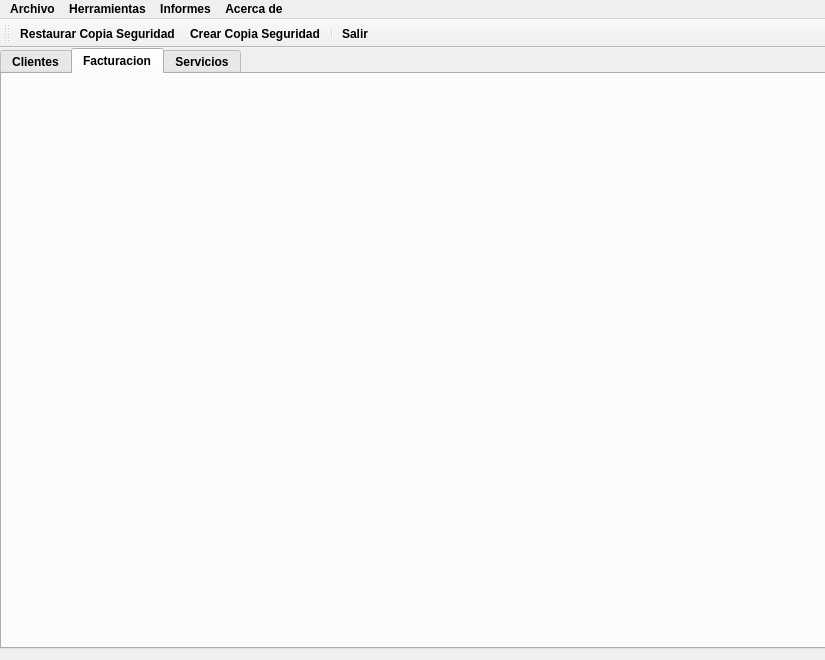
Before: the Qt Designer form ventMain.ui in gebreGL/DIRegistro-gutierrezlopez, drawn with Qt 5.
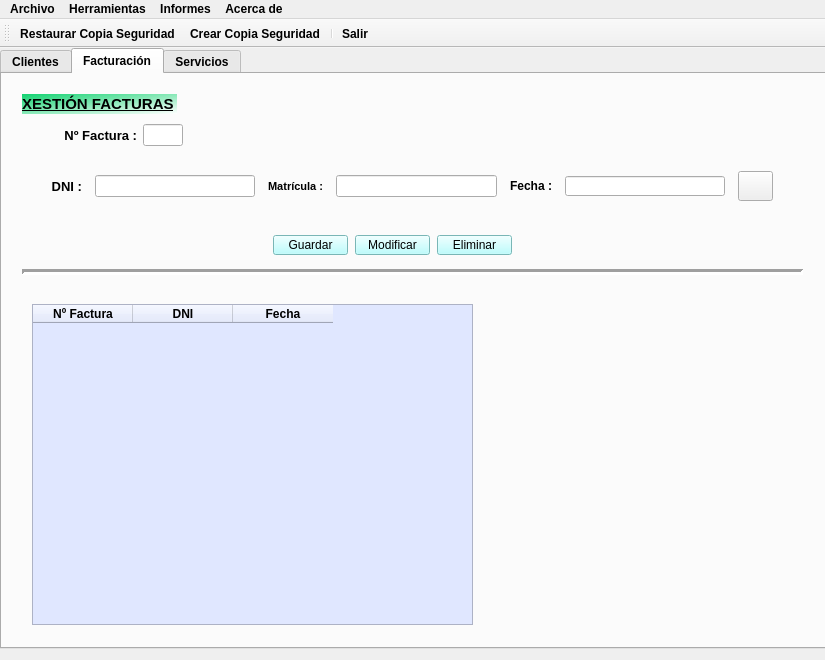
After: the same form once the commit is applied. The open tabs and pages were chosen to show the change. Icons and pictures are not drawn.

```diff
--- a/ventMain.ui
+++ b/ventMain.ui
@@ -1024,8 +1024,401 @@
     </widget>
     <widget class="QWidget" name="tab_2">
      <attribute name="title">
-      <string>Facturacion</string>
+      <string>Facturación</string>
      </attribute>
+     <widget class="QTableWidget" name="tabFacturas">
+      <property name="geometry">
+       <rect>
+        <x>30</x>
+        <y>230</y>
+        <width>441</width>
+        <height>321</height>
+       </rect>
+      </property>
+      <property name="minimumSize">
+       <size>
+        <width>1</width>
+        <height>1</height>
+       </size>
+      </property>
+      <property name="maximumSize">
+       <size>
+        <width>780</width>
+        <height>500</height>
+       </size>
+      </property>
+      <property name="font">
+       <font>
+        <weight>75</weight>
+        <bold>true</bold>
+        <underline>false</underline>
+        <strikeout>false</strikeout>
+       </font>
+      </property>
+      <property name="styleSheet">
+       <string notr="true">background-color: rgb(224, 231, 255);</string>
+      </property>
+      <property name="selectionBehavior">
+       <enum>QAbstractItemView::SelectRows</enum>
+      </property>
+      <property name="gridStyle">
+       <enum>Qt::SolidLine</enum>
+      </property>
+      <column>
+       <property name="text">
+        <string>Nº Factura</string>
+       </property>
+      </column>
+      <column>
+       <property name="text">
+        <string>DNI</string>
+       </property>
+      </column>
+      <column>
+       <property name="text">
+        <string>Fecha</string>
+       </property>
+      </column>
+     </widget>
+     <widget class="QWidget" name="layoutWidget_3">
+      <property name="geometry">
+       <rect>
+        <x>50</x>
+        <y>90</y>
+        <width>721</width>
+        <height>45</height>
+       </rect>
+      </property>
+      <layout class="QHBoxLayout" name="datosFactura">
+       <property name="spacing">
+        <number>13</number>
+       </property>
+       <item>
+        <widget class="QLabel" name="lblDNIFactura">
+         <property name="minimumSize">
+          <size>
+           <width>30</width>
+           <height>20</height>
+          </size>
+         </property>
+         <property name="maximumSize">
+          <size>
+           <width>30</width>
+           <height>20</height>
+          </size>
+         </property>
+         <property name="font">
+          <font>
+           <pointsize>10</pointsize>
+           <weight>75</weight>
+           <bold>true</bold>
+          </font>
+         </property>
+         <property name="text">
+          <string>DNI :</string>
+         </property>
+         <property name="alignment">
+          <set>Qt::AlignRight|Qt::AlignTrailing|Qt::AlignVCenter</set>
+         </property>
+        </widget>
+       </item>
+       <item>
+        <widget class="QLineEdit" name="txtDNIFactura"/>
+       </item>
+       <item>
+        <widget class="QLabel" name="lblMatricula">
+         <property name="minimumSize">
+          <size>
+           <width>1</width>
+           <height>1</height>
+          </size>
+         </property>
+         <property name="maximumSize">
+          <size>
+           <width>71</width>
+           <height>20</height>
+          </size>
+         </property>
+         <property name="font">
+          <font>
+           <pointsize>8</pointsize>
+           <weight>75</weight>
+           <bold>true</bold>
+          </font>
+         </property>
+         <property name="text">
+          <string>Matrícula :</string>
+         </property>
+         <property name="alignment">
+          <set>Qt::AlignRight|Qt::AlignTrailing|Qt::AlignVCenter</set>
+         </property>
+        </widget>
+       </item>
+       <item>
+        <widget class="QLineEdit" name="txtMatriculaFactura"/>
+       </item>
+       <item>
+        <widget class="QLabel" name="lblFechaAlta_2">
+         <property name="minimumSize">
+          <size>
+           <width>1</width>
+           <height>20</height>
+          </size>
+         </property>
+         <property name="maximumSize">
+          <size>
+           <width>50</width>
+           <height>20</height>
+          </size>
+         </property>
+         <property name="font">
+          <font>
+           <weight>75</weight>
+           <bold>true</bold>
+          </font>
+         </property>
+         <property name="text">
+          <string>Fecha :</string>
+         </property>
+         <property name="alignment">
+          <set>Qt::AlignRight|Qt::AlignTrailing|Qt::AlignVCenter</set>
+         </property>
+        </widget>
+       </item>
+       <item>
+        <widget class="QLineEdit" name="txtFechaFactura">
+         <property name="maximumSize">
+          <size>
+           <width>200</width>
+           <height>20</height>
+          </size>
+         </property>
+        </widget>
+       </item>
+       <item>
+        <widget class="QPushButton" name="btnBuscarFactura">
+         <property name="minimumSize">
+          <size>
+           <width>35</width>
+           <height>30</height>
+          </size>
+         </property>
+         <property name="maximumSize">
+          <size>
+           <width>35</width>
+           <height>30</height>
+          </size>
+         </property>
+         <property name="text">
+          <string/>
+         </property>
+         <property name="icon">
+          <iconset>
+           <normaloff>img/lupa.png</normaloff>img/lupa.png</iconset>
+         </property>
+         <property name="iconSize">
+          <size>
+           <width>27</width>
+           <height>27</height>
+          </size>
+         </property>
+        </widget>
+       </item>
+      </layout>
+     </widget>
+     <widget class="Line" name="line_4">
+      <property name="geometry">
+       <rect>
+        <x>20</x>
+        <y>190</y>
+        <width>781</width>
+        <height>16</height>
+       </rect>
+      </property>
+      <property name="font">
+       <font>
+        <weight>50</weight>
+        <bold>false</bold>
+       </font>
+      </property>
+      <property name="lineWidth">
+       <number>3</number>
+      </property>
+      <property name="orientation">
+       <enum>Qt::Horizontal</enum>
+      </property>
+     </widget>
+     <widget class="QWidget" name="layoutWidget_4">
+      <property name="geometry">
+       <rect>
+        <x>270</x>
+        <y>160</y>
+        <width>241</width>
+        <height>22</height>
+       </rect>
+      </property>
+      <layout class="QHBoxLayout" name="botones_3">
+       <item>
+        <widget class="QPushButton" name="btnGuardarFactura">
+         <property name="minimumSize">
+          <size>
+           <width>75</width>
+           <height>20</height>
+          </size>
+         </property>
+         <property name="maximumSize">
+          <size>
+           <width>75</width>
+           <height>20</height>
+          </size>
+         </property>
+         <property name="styleSheet">
+          <string notr="true">background-color: rgb(170, 255, 255);</string>
+         </property>
+         <property name="text">
+          <string>Guardar</string>
+         </property>
+        </widget>
+       </item>
+       <item>
+        <widget class="QPushButton" name="btnModificarFactura">
+         <property name="minimumSize">
+          <size>
+           <width>75</width>
+           <height>20</height>
+          </size>
+         </property>
+         <property name="maximumSize">
+          <size>
+           <width>75</width>
+           <height>20</height>
+          </size>
+         </property>
+         <property name="styleSheet">
+          <string notr="true">background-color: rgb(170, 255, 255);</string>
+         </property>
+         <property name="text">
+          <string>Modificar</string>
+         </property>
+        </widget>
+       </item>
+       <item>
+        <widget class="QPushButton" name="btnDeleteFactura">
+         <property name="minimumSize">
+          <size>
+           <width>75</width>
+           <height>20</height>
+          </size>
+         </property>
+         <property name="maximumSize">
+          <size>
+           <width>75</width>
+           <height>20</height>
+          </size>
+         </property>
+         <property name="styleSheet">
+          <string notr="true">background-color: rgb(170, 255, 255);</string>
+         </property>
+         <property name="text">
+          <string>Eliminar</string>
+         </property>
+        </widget>
+       </item>
+      </layout>
+     </widget>
+     <widget class="QLabel" name="lblTituloFacturas">
+      <property name="geometry">
+       <rect>
+        <x>20</x>
+        <y>20</y>
+        <width>155</width>
+        <height>20</height>
+       </rect>
+      </property>
+      <property name="minimumSize">
+       <size>
+        <width>150</width>
+        <height>20</height>
+       </size>
+      </property>
+      <property name="maximumSize">
+       <size>
+        <width>155</width>
+        <height>20</height>
+       </size>
+      </property>
+      <property name="font">
+       <font>
+        <pointsize>11</pointsize>
+        <weight>75</weight>
+        <italic>false</italic>
+        <bold>true</bold>
+        <underline>true</underline>
+        <strikeout>false</strikeout>
+       </font>
+      </property>
+      <property name="styleSheet">
+       <string notr="true">background-color: qlineargradient(spread:pad, x1:0, y1:0, x2:1, y2:1, stop:0 rgba(17, 210, 112, 255), stop:1 rgba(255, 255, 255, 255));
+</string>
+      </property>
+      <property name="text">
+       <string>XESTIÓN FACTURAS</string>
+      </property>
+      <property name="alignment">
+       <set>Qt::AlignJustify|Qt::AlignVCenter</set>
+      </property>
+     </widget>
+     <widget class="QWidget" name="layoutWidget">
+      <property name="geometry">
+       <rect>
+        <x>50</x>
+        <y>50</y>
+        <width>131</width>
+        <height>22</height>
+       </rect>
+      </property>
+      <layout class="QHBoxLayout" name="horizontalLayout_3">
+       <item>
+        <widget class="QLabel" name="lblNumFactura">
+         <property name="minimumSize">
+          <size>
+           <width>30</width>
+           <height>20</height>
+          </size>
+         </property>
+         <property name="maximumSize">
+          <size>
+           <width>300</width>
+           <height>20</height>
+          </size>
+         </property>
+         <property name="font">
+          <font>
+           <pointsize>10</pointsize>
+           <weight>75</weight>
+           <bold>true</bold>
+          </font>
+         </property>
+         <property name="text">
+          <string>Nº Factura :</string>
+         </property>
+         <property name="alignment">
+          <set>Qt::AlignRight|Qt::AlignTrailing|Qt::AlignVCenter</set>
+         </property>
+        </widget>
+       </item>
+       <item>
+        <widget class="QLineEdit" name="txtNumFactura">
+         <property name="maximumSize">
+          <size>
+           <width>40</width>
+           <height>16777215</height>
+          </size>
+         </property>
+        </widget>
+       </item>
+      </layout>
+     </widget>
     </widget>
     <widget class="QWidget" name="tab_3">
      <attribute name="title">
```
Left out of the diff: 12 changed lines with no effect on the pictures.
